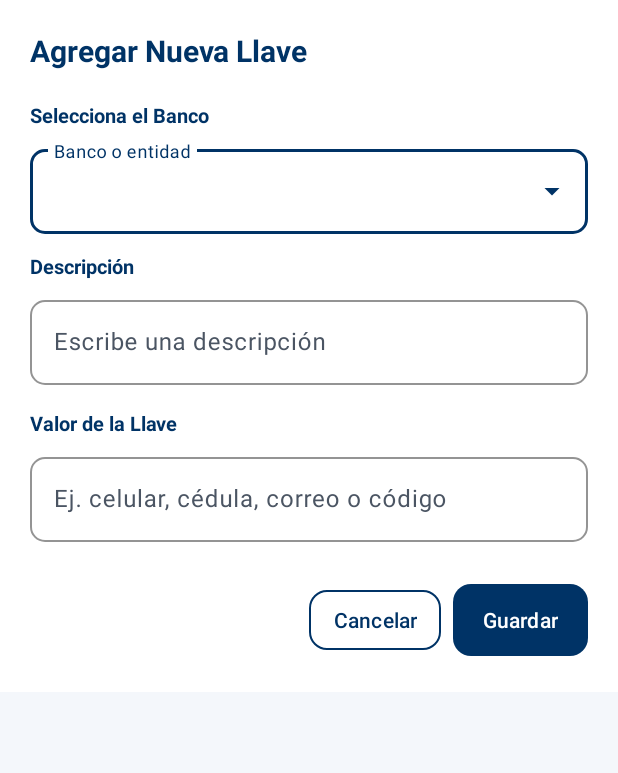
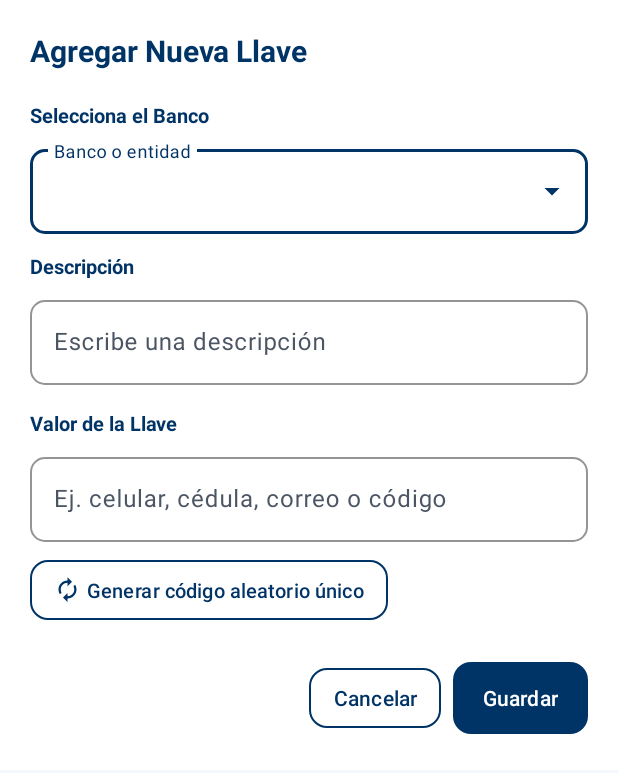
Before and after one commit to NAIRU-Soft/LLave-B-Bre-, an Android app: the layout dialog_key.xml on its own in the app's theme, with its tools: preview values and no code run, on a phone screen of 412 x 824 dp. Shown: the top 773 px of the screen. Run offline under Robolectric (Android 15) with nearby library versions, the phone set to English and light mode, and no system bars.

Commit message:
T-16: generador de codigo alfanumerico aleatorio unico en llaves

```diff
--- a/BBreApp/app/src/main/java/com/nairusoft/bbre/ui/DashboardActivity.kt
+++ b/BBreApp/app/src/main/java/com/nairusoft/bbre/ui/DashboardActivity.kt
@@ -403,6 +403,17 @@ class DashboardActivity : AppCompatActivity() {
             dialogBinding.etKeyValue.setText(existingKey.value)
         }
 
+        dialogBinding.btnGenerateKey.setOnClickListener {
+            sessionManager.recordActivity()
+            scheduleRemainingTimeout()
+            val generatedCode = KeyUtils.generateUniqueAlphanumericCode(
+                currentUserKeys.map { it.value }
+            )
+            dialogBinding.etKeyValue.setText(generatedCode)
+            dialogBinding.etKeyValue.setSelection(generatedCode.length)
+            dialogBinding.tilKeyValue.error = null
+        }
+
         dialogBinding.btnCancel.setOnClickListener {
             dialog.dismiss()
         }
--- /dev/null
+++ b/BBreApp/app/src/main/res/drawable/ic_autorenew.xml
@@ -0,0 +1,9 @@
+<vector xmlns:android="http://schemas.android.com/apk/res/android"
+    android:width="24dp"
+    android:height="24dp"
+    android:viewportWidth="24"
+    android:viewportHeight="24">
+    <path
+        android:fillColor="#FF000000"
+        android:pathData="M12,6v3l4,-4 -4,-4v3c-4.42,0 -8,3.58 -8,8 0,1.57 0.46,3.03 1.24,4.26L6.7,14.8c-0.45,-0.83 -0.7,-1.79 -0.7,-2.8 0,-3.31 2.69,-6 6,-6zM18.76,7.74L17.3,9.2c0.44,0.84 0.7,1.79 0.7,2.8 0,3.31 -2.69,6 -6,6v-3l-4,4 4,4v-3c4.42,0 8,-3.58 8,-8 0,-1.57 -0.46,-3.03 -1.24,-4.26z" />
+</vector>
--- a/BBreApp/app/src/main/res/layout/dialog_key.xml
+++ b/BBreApp/app/src/main/res/layout/dialog_key.xml
@@ -119,7 +119,7 @@
             android:layout_width="match_parent"
             android:layout_height="wrap_content"
             android:hint="Ej. celular, cédula, correo o código"
-            android:layout_marginBottom="24dp">
+            android:layout_marginBottom="8dp">
 
             <com.google.android.material.textfield.TextInputEditText
                 android:id="@+id/etKeyValue"
@@ -129,6 +129,18 @@
                 android:inputType="text" />
 
         </com.google.android.material.textfield.TextInputLayout>
+
+        <com.google.android.material.button.MaterialButton
+            android:id="@+id/btnGenerateKey"
+            style="@style/Widget.BBreApp.Button.Secondary"
+            android:layout_width="wrap_content"
+            android:layout_height="wrap_content"
+            android:minHeight="48dp"
+            android:text="Generar código aleatorio único"
+            android:textSize="13sp"
+            app:icon="@drawable/ic_autorenew"
+            app:iconGravity="textStart"
+            android:layout_marginBottom="20dp" />
 
         <!-- Buttons -->
         <LinearLayout
```
